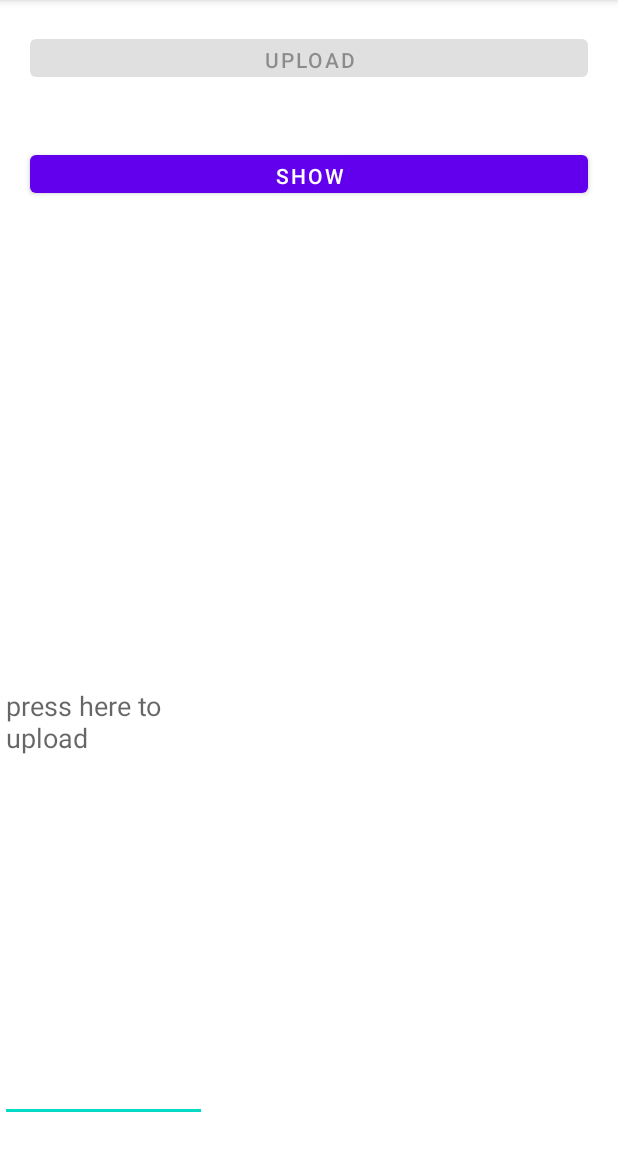
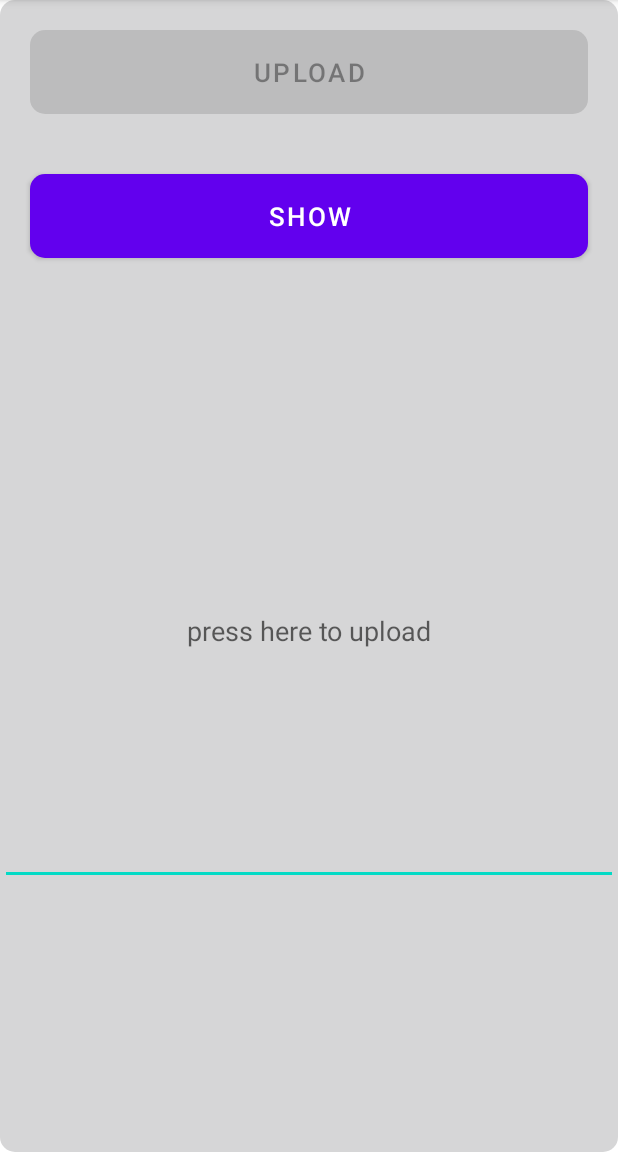
Before and after one commit to BeskarBaddie/ECDapp_2023, an Android app: the Articles screen opened directly, with no data from a screen before it, on a phone screen of 412 x 824 dp, the part 84-1236 px from its top. Run offline under Robolectric (Android 15) with nearby library versions, the phone set to English and light mode, and no system bars; our stand-ins replace Firebase (no records; nobody signed in at launch, a user with empty details on screens opened directly).

Commit message:
Made button changes

```diff
--- /dev/null
+++ b/app/src/main/res/drawable/rounded_rectangle.xml
@@ -0,0 +1,13 @@
+<?xml version="1.0" encoding="utf-8"?>
+
+<shape xmlns:android="http://schemas.android.com/apk/res/android" android:shape="rectangle" android:padding="10dp">
+
+    <solid android:color="@color/colorAccent"/> <!-- this one is the color of the Rounded Button -->
+
+    <corners
+        android:bottomRightRadius="10dp"
+        android:bottomLeftRadius="10dp"
+        android:topLeftRadius="10dp"
+        android:topRightRadius="10dp"/>
+
+</shape>
--- a/app/src/main/res/layout/activity_articles.xml
+++ b/app/src/main/res/layout/activity_articles.xml
@@ -4,6 +4,7 @@
     xmlns:tools="http://schemas.android.com/tools"
     android:layout_width="match_parent"
     android:layout_height="match_parent"
+    android:background="@drawable/rounded_rectangle"
     tools:context=".Articles"
     android:orientation="vertical">
 
@@ -11,26 +12,32 @@
     <Button
         android:id="@+id/button_upload_pdf"
         android:layout_width="match_parent"
-        android:layout_height="37dp"
+        android:layout_height="wrap_content"
         android:layout_margin="20dp"
-        android:color="@color/black"
+        android:padding="10dp"
+        android:background="@drawable/rounded_rectangle"
+        android:textSize="17sp"
         android:text="Upload" />
 
     <Button
         android:id="@+id/button_retrieve_pdf"
         android:layout_width="match_parent"
-        android:layout_height="37dp"
+        android:layout_height="wrap_content"
         android:layout_margin="20dp"
+        android:padding="10dp"
+        android:background="@drawable/rounded_rectangle"
+        android:textSize="17sp"
         android:text="Show"
         android:onClick="retrievePDF"/>
 
     <EditText
         android:id="@+id/edittext"
-        android:layout_width="138dp"
-        android:layout_height="match_parent"
+        android:layout_width="match_parent"
+        android:layout_height="338dp"
         android:layout_marginTop="60dp"
         android:layout_marginBottom="20dp"
         android:height="10dp"
+        android:gravity="center"
         android:hint="@string/press_here_to_upload" />
 
 
--- a/app/src/main/res/layout/activity_video_content.xml
+++ b/app/src/main/res/layout/activity_video_content.xml
@@ -6,6 +6,7 @@
     android:layout_margin="10dp"
     android:orientation="vertical"
     android:layout_height="match_parent"
+    android:background="@drawable/rounded_rectangle"
     tools:context=".VideoContent">
 
    <VideoView
@@ -46,6 +47,8 @@
         android:layout_height="wrap_content"
         android:id="@+id/button_upload_main"
         android:layout_margin="20dp"
+        android:textSize="17sp"
+        android:background="@drawable/rounded_rectangle"
         android:text="Upload"/>
     <ProgressBar
         android:layout_width="match_parent"
```
Also changed, not shown: app/src/main/res/layout/activity_show_video.xml (+7 -2 lines).
